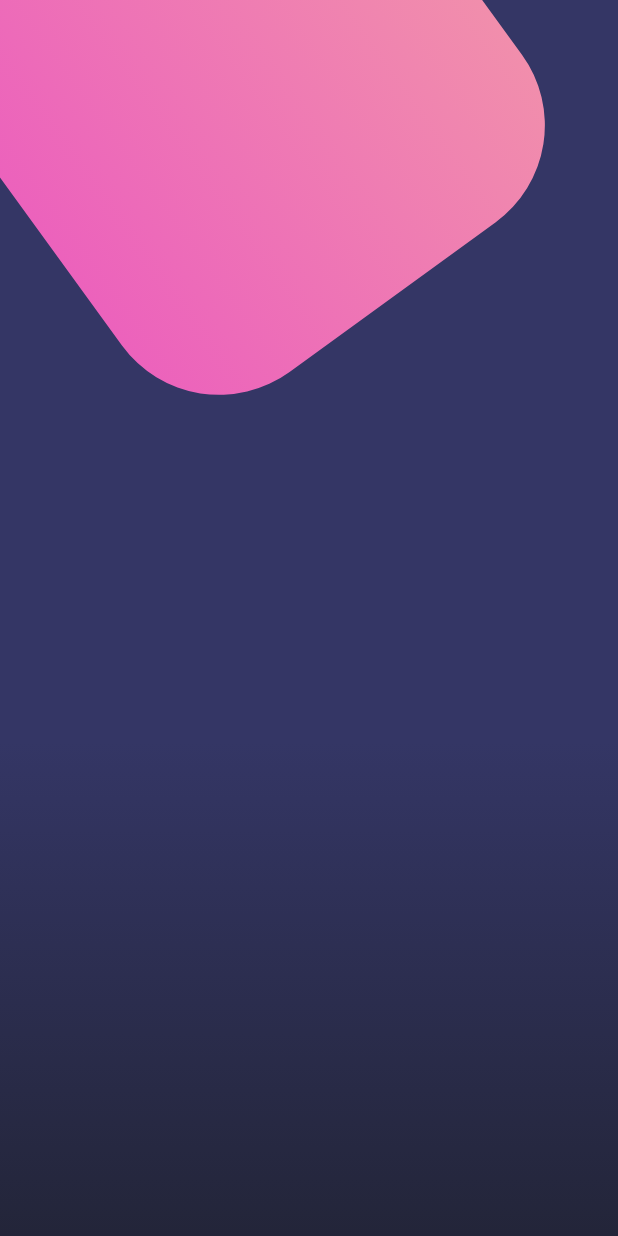
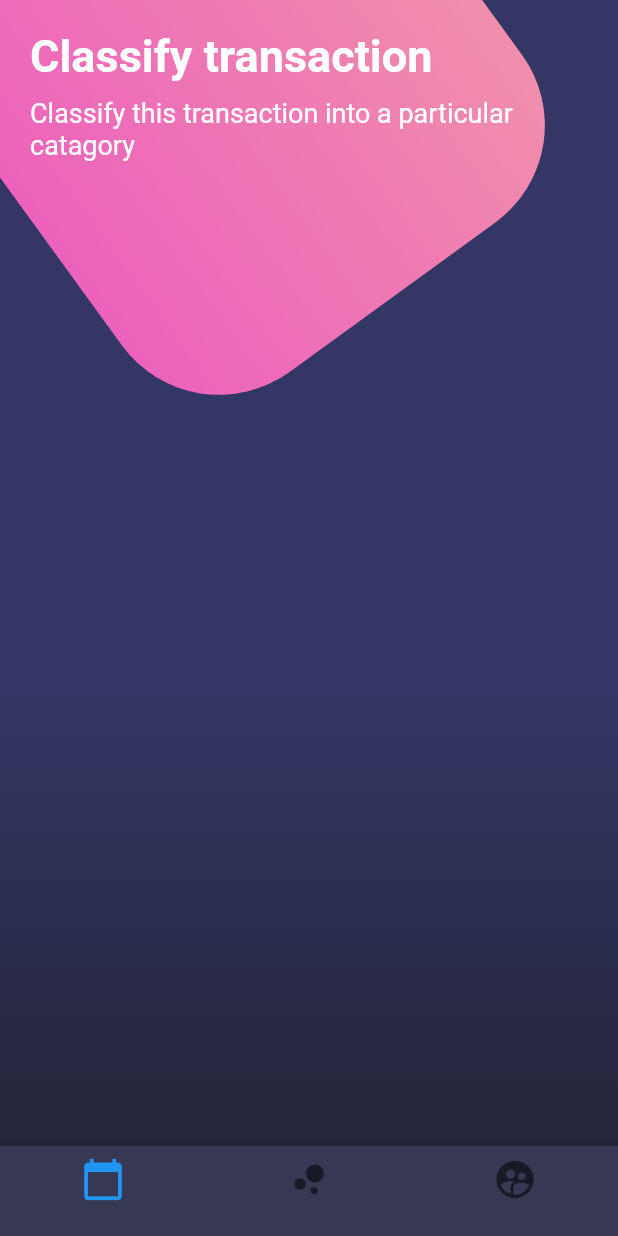
Before and after one commit to lrangelc/flutter-designs, a Flutter app: the screen it shows after launch, on a phone screen of 412 x 824 dp. Run offline on Flutter 3.47's test engine with Material 2 defaults, Android fonts, the phone set to English and light mode, and no system bars.

Commit message:
curso flutter

```diff
--- a/lib/src/pages/botones_page.dart
+++ b/lib/src/pages/botones_page.dart
@@ -1,3 +1,4 @@
+import 'package:flutter/cupertino.dart';
 import 'package:flutter/material.dart';
 
 import 'dart:math';
@@ -6,9 +7,17 @@ class BotonesPage extends StatelessWidget {
   @override
   Widget build(BuildContext context) {
     return Scaffold(
+      bottomNavigationBar: _bottomNavigationBar(context),
       body: Stack(
         children: <Widget>[
           _fondoApp(context),
+          SingleChildScrollView(
+            child: Column(
+              children: <Widget>[
+                _titulos(),
+              ],
+            ),
+          )
         ],
       ),
     );
@@ -51,4 +60,55 @@ class BotonesPage extends StatelessWidget {
       ],
     );
   }
+
+  Widget _titulos() {
+    return SafeArea(
+      child: Container(
+        padding: EdgeInsets.all(20.0),
+        child: Column(
+          crossAxisAlignment: CrossAxisAlignment.start,
+          children: <Widget>[
+            Text(
+              'Classify transaction',
+              style: TextStyle(
+                  color: Colors.white,
+                  fontSize: 30.0,
+                  fontWeight: FontWeight.bold),
+            ),
+            SizedBox(
+              height: 10.0,
+            ),
+            Text(
+              'Classify this transaction into a particular catagory',
+              style: TextStyle(
+                color: Colors.white,
+                fontSize: 18.0,
+              ),
+            )
+          ],
+        ),
+      ),
+    );
+  }
+
+  Widget _bottomNavigationBar(BuildContext context) {
+    return Theme(
+      data: Theme.of(context).copyWith(
+          canvasColor: Color.fromRGBO(55, 57, 84, 1.0),
+          primaryColor: Colors.pinkAccent,
+          textTheme: Theme.of(context).textTheme.copyWith(
+              caption: TextStyle(color: Color.fromRGBO(116, 117, 152, 1.0)))),
+      child: BottomNavigationBar(
+        items: [
+          BottomNavigationBarItem(
+              icon: Icon(Icons.calendar_today, size: 30.0), title: Container()),
+          BottomNavigationBarItem(
+              icon: Icon(Icons.bubble_chart, size: 30.0), title: Container()),
+          BottomNavigationBarItem(
+              icon: Icon(Icons.supervised_user_circle, size: 30.0),
+              title: Container())
+        ],
+      ),
+    );
+  }
 }
```
Also changed, not shown: lib/main.dart (+6 -5 lines).
